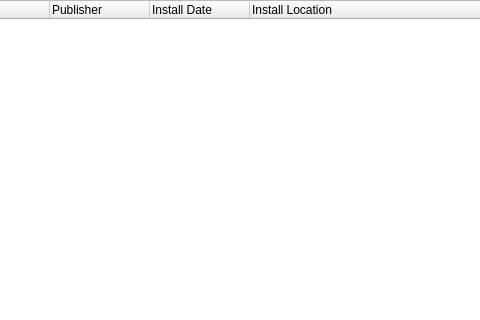
dchapyshev/aspia, file source/client/desktop/sys_info/sys_info_widget_applications.ui: the form before one commit; both pictures show x 151 to 631 and y 0 to 320 of the 715 by 495 pixel window.
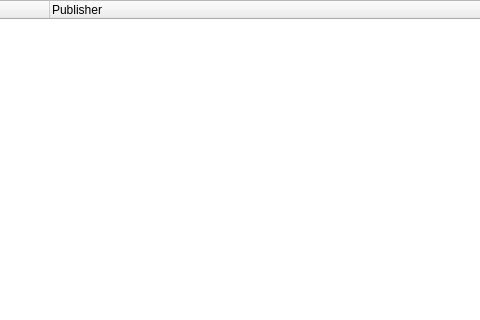
The form after the commit.

Commit message: System info for linux.

```diff
--- a/source/client/desktop/sys_info/sys_info_widget_applications.ui
+++ b/source/client/desktop/sys_info/sys_info_widget_applications.ui
@@ -58,16 +58,6 @@
        <string>Publisher</string>
       </property>
      </column>
-     <column>
-      <property name="text">
-       <string>Install Date</string>
-      </property>
-     </column>
-     <column>
-      <property name="text">
-       <string>Install Location</string>
-      </property>
-     </column>
     </widget>
    </item>
   </layout>
```
The commit also changes 13 other files.
